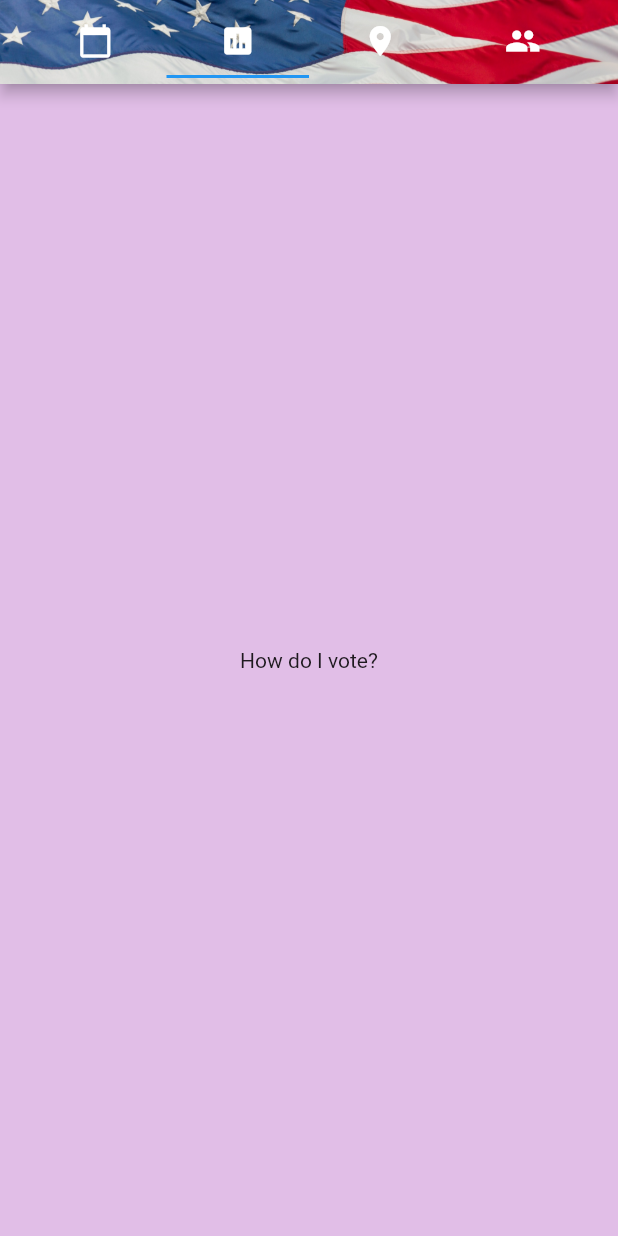
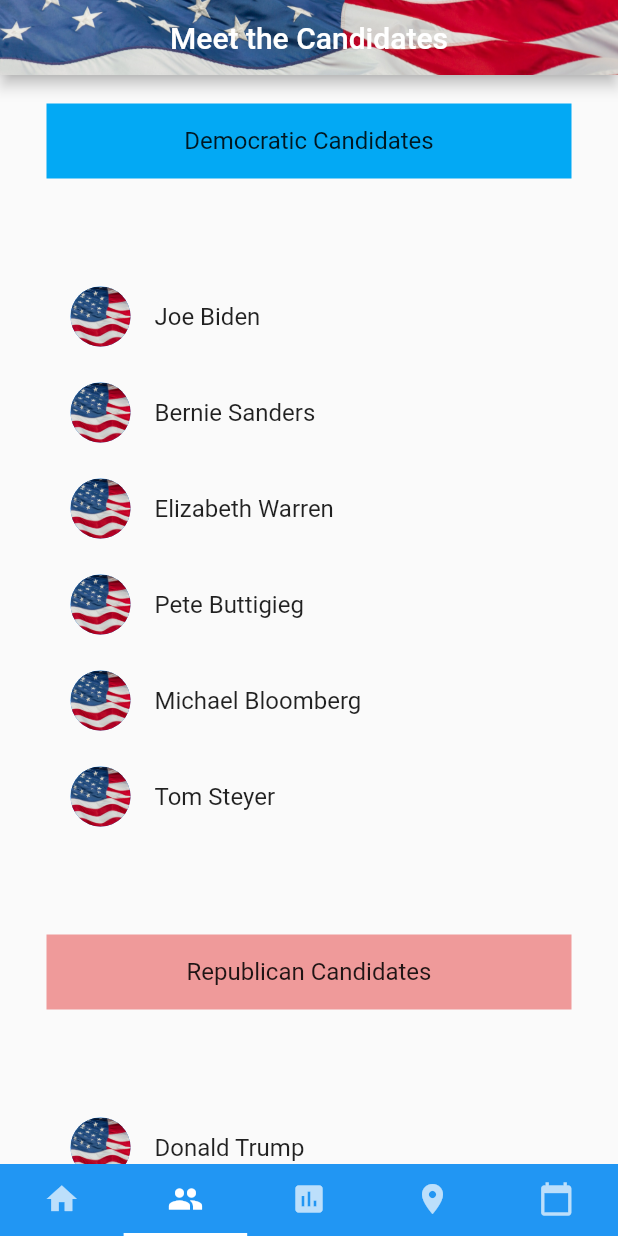
Before and after one commit to jxin31415/Electoral_College, a Flutter app: the screen it shows after launch, tab 2 chosen, on a phone screen of 412 x 824 dp. Run offline on Flutter 3.47's test engine with Material 2 defaults, Android fonts, the phone set to English and light mode, and no system bars.

Commit message:
Add structure and redo basic design

```diff
--- /dev/null
+++ b/lib/Article.dart
@@ -0,0 +1,29 @@
+import 'package:flutter/material.dart';
+
+class Article extends StatelessWidget {
+
+  @override
+  Widget build(BuildContext context) {
+    return MaterialApp(
+      title: "Electoral College",
+      home: Scaffold(
+        body: Container(
+          alignment: Alignment.topCenter,
+          child: Column(
+          mainAxisAlignment: MainAxisAlignment.center,
+          crossAxisAlignment: CrossAxisAlignment.center,
+          children: <Widget>[
+            Text("TBD"),
+          ],
+        )
+       ),
+      )
+    );
+  }
+
+  Widget generateArticle(){
+    return ListView(
+
+    );
+  }
+}
--- /dev/null
+++ b/lib/Calendar.dart
@@ -0,0 +1,36 @@
+import 'package:flutter/material.dart';
+
+class Calendar extends StatelessWidget {
+
+  @override
+  Widget build(BuildContext context) {
+    return MaterialApp(
+      title: "Electoral College",
+      home: Scaffold(
+        appBar: PreferredSize(
+          preferredSize: Size.fromHeight(50.0), // here the desired height
+          child: AppBar(
+            centerTitle: true,
+            title: Text("Upcoming Elections and Events"),
+            backgroundColor: Colors.transparent,
+            flexibleSpace: Image(
+                image: AssetImage('assets/background.png'),
+                fit: BoxFit.cover,
+            ),
+         ),
+        ),
+
+        body: Container(
+          alignment: Alignment.topCenter,
+          child: Column(
+          mainAxisAlignment: MainAxisAlignment.center,
+          crossAxisAlignment: CrossAxisAlignment.center,
+          children: <Widget>[
+            Text("TBD"),
+          ],
+        )
+       ),
+      )
+    );
+  }
+}
--- /dev/null
+++ b/lib/Candidates.dart
@@ -0,0 +1,94 @@
+import 'package:flutter/material.dart';
+
+class Candidates extends StatelessWidget {
+
+  @override
+  Widget build(BuildContext context) {
+    return MaterialApp(
+      title: "Electoral College",
+      home: Scaffold(
+        appBar: PreferredSize(
+          preferredSize: Size.fromHeight(50.0), // here the desired height
+          child: AppBar(
+            centerTitle: true,
+            title: Text("Meet the Candidates"),
+            backgroundColor: Colors.transparent,
+            flexibleSpace: Image(
+                image: AssetImage('assets/background.png'),
+                fit: BoxFit.cover,
+            ),
+         ),
+        ),
+
+        body: loadCandidates(),
+      )
+    );
+  }
+
+  Widget loadCandidates() {
+    return ListView(
+      padding: const EdgeInsets.all(15),
+      children: <Widget>[
+        ListTile(
+          title: Container(
+            height: 50,
+            color: Colors.lightBlue,
+            child: const Center(child: Text('Democratic Candidates')),
+          ),
+        ),
+        ListTile(
+         title: Container(
+          height:20,
+         ),
+        ),
+        ListTile(
+          title: generateCandidate('assets/biden.png', "Joe Biden"),
+        ),
+        ListTile(
+          title: generateCandidate('assets/sanders.png', "Bernie Sanders"),
+        ),
+        ListTile(
+          title: generateCandidate('assets/warren.png', "Elizabeth Warren"),
+        ),
+        ListTile(
+          title: generateCandidate('assets/buttigieg.png', "Pete Buttigieg"),
+        ),
+        ListTile(
+          title: generateCandidate('assets/bloomberg.png', "Michael Bloomberg"),
+        ),
+        ListTile(
+          title: generateCandidate('assets/steyer.png', "Tom Steyer"),
+        ),
+        ListTile(
+         title: Container(
+          height:20,
+         ),
+        ),
+        ListTile(
+          title: Container(
+            height: 50,
+            color: Colors.red[200],
+            child: const Center(child: Text('Republican Candidates')),
+          ),
+        ),
+        ListTile(
+         title: Container(
+          height:20,
+         ),
+        ),
+        ListTile(
+          title: generateCandidate('assets/trump.png', "Donald Trump"),
+        )
+      ],
+    );
+  }
+
+   Widget generateCandidate(String image, String candidate){
+    return ListTile(
+      leading: CircleAvatar(
+        backgroundImage: AssetImage(image),
+      ),
+      title: Text(candidate),
+    );
+  }
+}
--- /dev/null
+++ b/lib/Home.dart
@@ -0,0 +1,43 @@
+import 'package:flutter/material.dart';
+
+class Home extends StatelessWidget {
+
+  @override
+  Widget build(BuildContext context) {
+    return MaterialApp(
+      title: "Electoral College",
+      home: Scaffold(
+        appBar: PreferredSize(
+          preferredSize: Size.fromHeight(50.0), // here the desired height
+          child: AppBar(
+            centerTitle: true,
+            title: Column(
+              children: <Widget>[
+                Text("Electoral College", textScaleFactor: 1.5),
+              ],
+            ),
+            backgroundColor: Colors.transparent,
+            flexibleSpace: Image(
+                image: AssetImage('assets/background.png'),
+                fit: BoxFit.fitWidth,
+            ),
+         ),
+        ),
+
+        body: Container(
+          alignment: Alignment.topCenter,
+          child: Column(
+          mainAxisAlignment: MainAxisAlignment.center,
+          crossAxisAlignment: CrossAxisAlignment.center,
+          children: <Widget>[
+            Text("Candidates"),
+            Text("The Electoral College"),
+            Text("Map"),
+            Text("Calendar"),
+          ],
+        )
+       ),
+      )
+    );
+  }
+}
--- /dev/null
+++ b/lib/Map.dart
@@ -0,0 +1,36 @@
+import 'package:flutter/material.dart';
+
+class Map extends StatelessWidget {
+
+  @override
+  Widget build(BuildContext context) {
+    return MaterialApp(
+      title: "Electoral College",
+      home: Scaffold(
+        appBar: PreferredSize(
+          preferredSize: Size.fromHeight(50.0), // here the desired height
+          child: AppBar(
+            centerTitle: true,
+            title: Text("Polls and Other Locations"),
+            backgroundColor: Colors.transparent,
+            flexibleSpace: Image(
+                image: AssetImage('assets/background.png'),
+                fit: BoxFit.cover,
+            ),
+         ),
+        ),
+
+        body: Container(
+          alignment: Alignment.topCenter,
+          child: Column(
+          mainAxisAlignment: MainAxisAlignment.center,
+          crossAxisAlignment: CrossAxisAlignment.center,
+          children: <Widget>[
+            Text("TBD"),
+          ],
+        )
+       ),
+      )
+    );
+  }
+}
--- a/lib/main.dart
+++ b/lib/main.dart
@@ -1,4 +1,9 @@
 import 'package:flutter/material.dart';
+import 'Article.dart' as article;
+import 'Calendar.dart' as calendar;
+import 'Map.dart' as map;
+import 'Candidates.dart' as candidates;
+import 'Home.dart' as home;
 
 void main() => runApp(MyApp());
 
@@ -10,157 +15,32 @@ class MyApp extends StatelessWidget {
       theme: ThemeData(
       ),
       home: DefaultTabController(
-        length: 4,
+        length: 5,
         child: Scaffold(
-          backgroundColor: Colors.purple[100],
-          appBar: AppBar(
-            title: TabBar(
-              tabs: [
-                Tab(icon: Icon(Icons.calendar_today)),
-                Tab(icon: Icon(Icons.poll)),
-                Tab(icon: Icon(Icons.location_on)),
-                Tab(icon: Icon(Icons.people)),
-              ],
-            ),
-            flexibleSpace: Image(
-              image: AssetImage('assets/background.png'),
-               fit: BoxFit.cover,
-            ),
-            backgroundColor: Colors.transparent,
-          ),
-          body: TabBarView(
-            children: [
-              Center(
-                child: Text("Upcoming Events")
-              ),
-              Center(
-                child: Text("How do I vote?")
-              ),
-              Center(
-                child: Text("Where can I vote?")
-              ),
-              Center(
-                child: loadCandidates()
-              ),
-            ],
-          ),
+          backgroundColor: Colors.white,
+          bottomNavigationBar: new Material(
+            color: Colors.blue,
+            child: new TabBar(
+              tabs: <Tab> [
+                new Tab(icon: new Icon(Icons.home)),
+                new Tab(icon: new Icon(Icons.people)),
+                new Tab(icon: new Icon(Icons.poll)),
+                new Tab(icon: new Icon(Icons.location_on)),
+                new Tab(icon: new Icon(Icons.calendar_today)),
+              ]
+           )
         ),
+        body: new TabBarView(
+          children: <Widget>[
+            new home.Home(),
+            new candidates.Candidates(),
+            new map.Map(),
+            new calendar.Calendar(),
+            new article.Article(),
+          ]
       ),
-    );
-  }
-
-  Widget loadCandidates() {
-    return ListView(
-      padding: const EdgeInsets.all(15),
-      children: <Widget>[
-        Container(
-          height: 50,
-          color: Colors.amber[100],
-          child: const Center(child: Text('Democratic Candidates')),
         ),
-        Container(
-          height:20,
-        ),
-        Row(
-          children: <Widget>[
-            Expanded(
-              child: generateCandidate('assets/biden.png', "Joe Biden"),
-            ),
-            Container(
-              width: 5,
-            ),
-            Expanded(
-              child: generateCandidate('assets/sanders.png', "Bernie Sanders"),
-            ),
-            Container(
-              width: 5,
-            ),
-            Expanded(
-              child: generateCandidate('assets/warren.png', "Elizabeth Warren"),
-            ),
-          ],
-        ),
-        Container(
-          height:20,
-        ),
-        Row(
-          children: <Widget>[
-            Expanded(
-              child: generateCandidate('assets/buttigieg.png', "Pete Buttigieg"),
-            ),
-            Container(
-              width: 5,
-            ),
-            Expanded(
-              child: generateCandidate('assets/bloomberg.png', "Michael Bloomberg"),
-            ),
-            Container(
-              width: 5,
-            ),
-            Expanded(
-                child: generateCandidate('assets/steyer.png', "Tom Steyer"),
-            ),
-          ],
-        ),
-        Container(
-          height:20,
-        ),
-        Row(
-          children: <Widget>[
-            Expanded(
-              child: generateCandidate('assets/buttigieg.png', "Pete Buttigieg"),
-            ),
-            Container(
-              width: 5,
-            ),
-            Expanded(
-              child: generateCandidate('assets/bloomberg.png', "Michael Bloomberg"),
-            ),
-            Container(
-              width: 5,
-            ),
-            Expanded(
-                child: generateCandidate('assets/steyer.png', "Tom Steyer"),
-            ),
-          ],
-        ),
-        Container(
-          height:20,
-        ),
-        Container(
-          height: 50,
-          color: Colors.amber[100],
-          child: const Center(child: Text('Republican Candidates')),
-        ),
-        Container(
-          height:20,
-        ),
-        Row(
-          children: <Widget>[
-            Expanded(
-              child: generateCandidate('assets/trump.png', "Donald Trump"),
-            ),
-            Container(
-              width: 5,
-            ),
-            Expanded(
-              child: generateCandidate('assets/sanders.png', "does anyone else even matter"),
-            ),
-          ],
-        ),
-      ],
-    );
-  }
-
-  Widget generateCandidate(String image, String candidate){
-    return Column(
-      children: <Widget>[
-        FittedBox(
-          fit: BoxFit.scaleDown,
-          child: Image.asset(image, width: 150, height: 150),
-        ),
-        Text(candidate),
-      ],
+    )
     );
   }
 }
--- a/pubspec.yaml
+++ b/pubspec.yaml
@@ -19,6 +19,8 @@ environment:
 dependencies:
   flutter:
     sdk: flutter
+  google_maps_flutter: ^0.5.11
+
 
   # The following adds the Cupertino Icons font to your application.
   # Use with the CupertinoIcons class for iOS style icons.
@@ -49,6 +51,7 @@ flutter:
     - assets/bloomberg.png
     - assets/steyer.png
     - assets/buttigieg.png
+    - assets/trump.png
 
   # An image asset can refer to one or more resolution-specific "variants", see
   # https://flutter.dev/assets-and-images/#resolution-aware.
```
Also changed, not shown: assets/trump.png (added), pubspec.lock, 5 other files.
